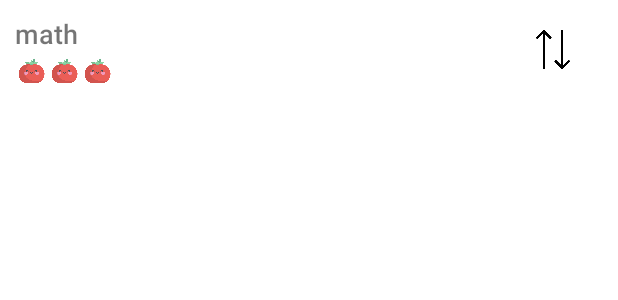
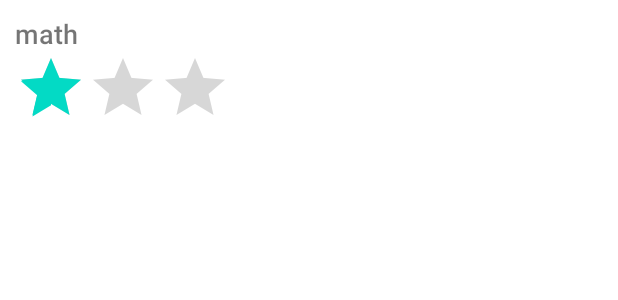
Before and after one commit to lukef00/pomodoro-app, an Android app: the layout task_list_item.xml on its own in the app's theme, with its tools: preview values and no code run, on a phone screen of 412 x 824 dp. Shown: the top 300 px of the screen. Run offline under Robolectric (Android 15) with nearby library versions, the phone set to English and light mode, and no system bars.

Commit message:
Add context menu for tasks

```diff
--- a/app/src/main/java/com/example/pomodoro/ui/tasks/AddTaskFragment.java
+++ b/app/src/main/java/com/example/pomodoro/ui/tasks/AddTaskFragment.java
@@ -88,7 +88,7 @@ public class AddTaskFragment extends Fragment implements AdapterView.OnItemSelec
                 t = new Task(title, priority);
             } else t = new Task(title, description, priority);
             Task.addTask(t);
-            System.out.println("Dodaje zadanie usera");
+            getParentFragmentManager().popBackStack();
         }
 
     }
--- /dev/null
+++ b/app/src/main/res/drawable/ic_baseline_alarm_24.xml
@@ -0,0 +1,5 @@
+<vector android:height="24dp" android:tint="#000000"
+    android:viewportHeight="24" android:viewportWidth="24"
+    android:width="24dp" xmlns:android="http://schemas.android.com/apk/res/android">
+    <path android:fillColor="@android:color/white" android:pathData="M22,5.72l-4.6,-3.86 -1.29,1.53 4.6,3.86L22,5.72zM7.88,3.39L6.6,1.86 2,5.71l1.29,1.53 4.59,-3.85zM12.5,8L11,8v6l4.75,2.85 0.75,-1.23 -4,-2.37L12.5,8zM12,4c-4.97,0 -9,4.03 -9,9s4.02,9 9,9c4.97,0 9,-4.03 9,-9s-4.03,-9 -9,-9zM12,20c-3.87,0 -7,-3.13 -7,-7s3.13,-7 7,-7 7,3.13 7,7 -3.13,7 -7,7z"/>
+</vector>
--- /dev/null
+++ b/app/src/main/res/drawable/ic_baseline_delete_24.xml
@@ -0,0 +1,5 @@
+<vector android:height="24dp" android:tint="#000000"
+    android:viewportHeight="24" android:viewportWidth="24"
+    android:width="24dp" xmlns:android="http://schemas.android.com/apk/res/android">
+    <path android:fillColor="@android:color/white" android:pathData="M6,19c0,1.1 0.9,2 2,2h8c1.1,0 2,-0.9 2,-2V7H6v12zM19,4h-3.5l-1,-1h-5l-1,1H5v2h14V4z"/>
+</vector>
--- /dev/null
+++ b/app/src/main/res/drawable/ic_baseline_done_24.xml
@@ -0,0 +1,5 @@
+<vector android:height="24dp" android:tint="#000000"
+    android:viewportHeight="24" android:viewportWidth="24"
+    android:width="24dp" xmlns:android="http://schemas.android.com/apk/res/android">
+    <path android:fillColor="@android:color/white" android:pathData="M9,16.2L4.8,12l-1.4,1.4L9,19 21,7l-1.4,-1.4L9,16.2z"/>
+</vector>
--- /dev/null
+++ b/app/src/main/res/drawable/ic_baseline_edit_24.xml
@@ -0,0 +1,5 @@
+<vector android:height="24dp" android:tint="#000000"
+    android:viewportHeight="24" android:viewportWidth="24"
+    android:width="24dp" xmlns:android="http://schemas.android.com/apk/res/android">
+    <path android:fillColor="@android:color/white" android:pathData="M3,17.25V21h3.75L17.81,9.94l-3.75,-3.75L3,17.25zM20.71,7.04c0.39,-0.39 0.39,-1.02 0,-1.41l-2.34,-2.34c-0.39,-0.39 -1.02,-0.39 -1.41,0l-1.83,1.83 3.75,3.75 1.83,-1.83z"/>
+</vector>
--- /dev/null
+++ b/app/src/main/res/drawable/ic_baseline_home_24.xml
@@ -0,0 +1,5 @@
+<vector android:height="24dp" android:tint="#000000"
+    android:viewportHeight="24" android:viewportWidth="24"
+    android:width="24dp" xmlns:android="http://schemas.android.com/apk/res/android">
+    <path android:fillColor="@android:color/white" android:pathData="M10,20v-6h4v6h5v-8h3L12,3 2,12h3v8z"/>
+</vector>
--- /dev/null
+++ b/app/src/main/res/drawable/ic_baseline_remove_done_24.xml
@@ -0,0 +1,5 @@
+<vector android:height="24dp" android:tint="#000000"
+    android:viewportHeight="24" android:viewportWidth="24"
+    android:width="24dp" xmlns:android="http://schemas.android.com/apk/res/android">
+    <path android:fillColor="@android:color/white" android:pathData="M1.79,12l5.58,5.59L5.96,19 0.37,13.41 1.79,12zM2.24,4.22L12.9,14.89l-1.28,1.28L7.44,12l-1.41,1.41L11.62,19l2.69,-2.69 4.89,4.89 1.41,-1.41L3.65,2.81 2.24,4.22zM17.14,13.49L23.62,7 22.2,5.59l-6.48,6.48 1.42,1.42zM17.96,7l-1.41,-1.41 -3.65,3.66 1.41,1.41L17.96,7z"/>
+</vector>
--- a/app/src/main/res/layout/task_list_item.xml
+++ b/app/src/main/res/layout/task_list_item.xml
@@ -24,41 +24,15 @@
             android:textSize="18sp"
             android:visibility="visible" />
 
-        <LinearLayout
+        <RatingBar
+            android:id="@+id/ratingBar"
             android:layout_width="wrap_content"
-            android:layout_height="match_parent">
+            android:layout_height="wrap_content"
+            android:isIndicator="true"
+            android:numStars="3"
+            android:rating="1"
+            android:stepSize="1" />
 
-            <ImageView
-                android:id="@+id/image_1"
-                android:layout_width="22dp"
-                android:layout_height="17dp"
-                android:layout_marginTop="4dp"
-                app:srcCompat="@drawable/tomato" />
-
-            <ImageView
-                android:id="@+id/image_2"
-                android:layout_width="22dp"
-                android:layout_height="17dp"
-                android:layout_marginTop="4dp"
-                android:layout_weight="1"
-                app:srcCompat="@drawable/tomato" />
-
-            <ImageView
-                android:id="@+id/image_3"
-                android:layout_width="22dp"
-                android:layout_height="17dp"
-                android:layout_marginTop="4dp"
-                android:layout_weight="1"
-                app:srcCompat="@drawable/tomato" />
-        </LinearLayout>
     </LinearLayout>
 
-    <ImageView
-        android:id="@+id/moveIcon"
-        android:layout_width="57dp"
-        android:layout_height="26dp"
-        android:layout_gravity="center_horizontal|center_vertical"
-        android:layout_weight="1"
-        app:srcCompat="@drawable/move" />
-
 </LinearLayout>
--- a/app/src/main/res/values/strings.xml
+++ b/app/src/main/res/values/strings.xml
@@ -45,4 +45,9 @@
         <item>Urgent</item>
     </string-array>
 
+    <!--  task bottom navigation-->
+    <string name="remove_task_label">Delete task</string>
+    <string name="mark_task_label">Mark task as complete</string>
+    <string name="unmark_task_label">Mark task as unfinished</string>
+    <string name="edit_task_label">Edit task</string>
 </resources>
--- a/app/src/main/res/values/themes.xml
+++ b/app/src/main/res/values/themes.xml
@@ -19,6 +19,10 @@
         <item name="windowNoTitle">true</item>
     </style>
 
+    <style name="DialogAnimation">
+        <item name="android:windowEnterAnimation">@anim/slide_in</item>
+        <item name="android:windowExitAnimation">@anim/slide_out</item>
+    </style>
     <style name="Theme.Pomodoro.AppBarOverlay" parent="ThemeOverlay.AppCompat.Dark.ActionBar" />
 
     <style name="Theme.Pomodoro.PopupOverlay" parent="ThemeOverlay.AppCompat.Light" />
```
Also changed, not shown: app/src/main/java/com/example/pomodoro/structures/Task.java (+11 -1 lines), app/src/main/java/com/example/pomodoro/structures/TaskAdapter.java (+8 -18 lines), app/src/main/java/com/example/pomodoro/ui/tasks/TasksFragment.java (+58 -6 lines), app/src/main/res/anim/slide_in.xml (added, +8 -0 lines), app/src/main/res/anim/slide_out.xml (added, +8 -0 lines), app/src/main/res/drawable/dialog_bg.xml (added, +11 -0 lines), app/src/main/res/layout/bottom_nav.xml (added, +74 -0 lines), app/src/main/res/drawable/rsz_tomato.png (added).
